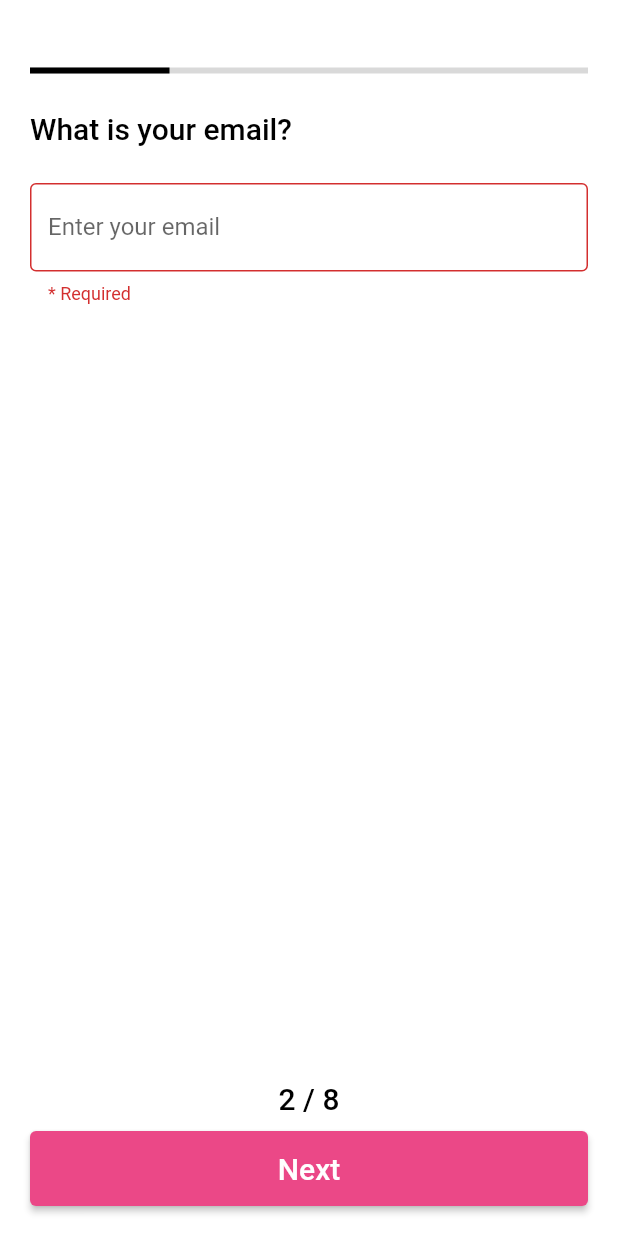
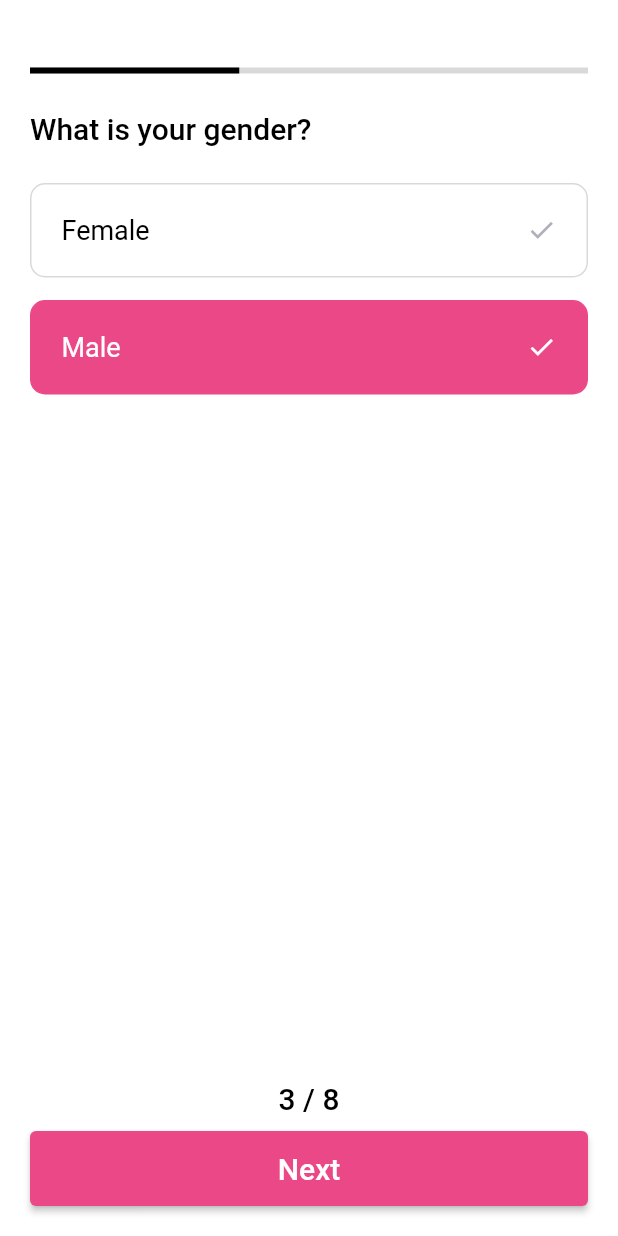
Before and after one commit to handsome0514/flutter-dating-app, a Flutter app: the EmailScreen screen opened directly, after a tap on "Next", on a phone screen of 412 x 824 dp. Run offline on Flutter 3.47's test engine with Material 2 defaults, Android fonts, the phone set to English and light mode, and no system bars; our stand-ins replace form_field_validator, google_fonts.

```diff
--- a/lib/ui/email/email_screen.dart
+++ b/lib/ui/email/email_screen.dart
@@ -2,7 +2,7 @@ import 'package:flutter/material.dart';
 import 'package:bematched/constants/color.dart';
 import 'package:google_fonts/google_fonts.dart';
 import 'package:form_field_validator/form_field_validator.dart';
-import 'package:bematched/ui/email/email_screen.dart';
+import 'package:bematched/ui/gender/gender_screen.dart';
 
 class EmailScreen extends StatefulWidget {
   @override
@@ -95,14 +95,14 @@ class _EmailScreenState extends State<EmailScreen> {
                             style: TextStyle(fontSize: 20),
                           ),
                           onPressed: () {
-                            if (formkey.currentState!.validate()) {
-                              Navigator.push(
-                                context,
-                                MaterialPageRoute(
-                                  builder: (context) => EmailScreen(),
-                                ),
-                              );
-                            }
+                            // if (formkey.currentState!.validate()) {
+                            Navigator.push(
+                              context,
+                              MaterialPageRoute(
+                                builder: (context) => GenderScreen(),
+                              ),
+                            );
+                            // }
                           },
                           style: ElevatedButton.styleFrom(
                             backgroundColor: themeColor,
--- /dev/null
+++ b/lib/ui/gender/gender_screen.dart
@@ -0,0 +1,187 @@
+import 'package:flutter/material.dart';
+import 'package:bematched/constants/color.dart';
+import 'package:bematched/ui/birth/birth_screen.dart';
+
+class GenderScreen extends StatefulWidget {
+  @override
+  _GenderScreenState createState() => _GenderScreenState();
+}
+
+class _GenderScreenState extends State<GenderScreen> {
+  String gender_type = "male";
+  @override
+  void initState() {
+    super.initState();
+  }
+
+  @override
+  Widget build(BuildContext context) {
+    var mq = MediaQuery.of(context).size;
+    return Scaffold(
+      backgroundColor: Colors.white,
+      body: Center(
+        child: Container(
+          child: Padding(
+            padding: const EdgeInsets.all(20.0),
+            child: Column(
+              children: [
+                SizedBox(
+                  height: 25,
+                ),
+                LinearProgressIndicator(
+                  backgroundColor: Color(0xFFD9D9D9),
+                  valueColor: AlwaysStoppedAnimation<Color>(
+                    Colors.black,
+                  ),
+                  value: 0.375,
+                ),
+                SizedBox(
+                  height: 25,
+                ),
+                Align(
+                  alignment: Alignment.centerLeft,
+                  child: Text(
+                    'What is your gender?',
+                    textAlign: TextAlign.left,
+                    style: TextStyle(
+                        fontSize: 20,
+                        color: Colors.black,
+                        fontWeight: FontWeight.w500),
+                  ),
+                ),
+                SizedBox(
+                  height: 25,
+                ),
+                Container(
+                  child: Column(
+                    children: [
+                      InkWell(
+                        onTap: () async {
+                          setState(() {
+                            gender_type = "female";
+                          });
+                        },
+                        child: Container(
+                          padding: const EdgeInsets.all(20.0),
+                          decoration: BoxDecoration(
+                              color: (gender_type == "female")
+                                  ? themeColor
+                                  : Colors.white,
+                              border: Border.all(
+                                  color: (gender_type == "female")
+                                      ? themeColor
+                                      : Color(0xFFD9D9D9)),
+                              borderRadius: BorderRadius.circular(10)),
+                          child: Row(
+                            mainAxisAlignment: MainAxisAlignment.start,
+                            children: [
+                              Text(
+                                "Female",
+                                style: TextStyle(
+                                    fontSize: 18,
+                                    color: (gender_type == "female")
+                                        ? Colors.white
+                                        : Colors.black),
+                              ),
+                              Spacer(),
+                              Icon(
+                                Icons.done,
+                                color: (gender_type == "female")
+                                    ? Colors.white
+                                    : Color(0xFFADAFBB),
+                                size: 20,
+                              )
+                            ],
+                          ),
+                        ),
+                      ),
+                      SizedBox(
+                        height: 15,
+                      ),
+                      InkWell(
+                        onTap: () async {
+                          setState(() {
+                            gender_type = "male";
+                          });
+                        },
+                        child: Container(
+                          padding: const EdgeInsets.all(20.0),
+                          decoration: BoxDecoration(
+                              color: (gender_type == "male")
+                                  ? themeColor
+                                  : Colors.white,
+                              border: Border.all(
+                                  color: (gender_type == "male")
+                                      ? themeColor
+                                      : Color(0xFFD9D9D9)),
+                              borderRadius: BorderRadius.circular(10)),
+                          child: Row(
+                            mainAxisAlignment: MainAxisAlignment.start,
+                            children: [
+                              Text(
+                                "Male",
+                                style: TextStyle(
+                                    fontSize: 18,
+                                    color: (gender_type == "male")
+                                        ? Colors.white
+                                        : Colors.black),
+                              ),
+                              Spacer(),
+                              Icon(
+                                Icons.done,
+                                color: (gender_type == "male")
+                                    ? Colors.white
+                                    : Color(0xFFADAFBB),
+                                size: 20,
+                              )
+                            ],
+                          ),
+                        ),
+                      )
+                    ],
+                  ),
+                ),
+                Spacer(),
+                Column(
+                  mainAxisAlignment: MainAxisAlignment.end,
+                  children: [
+                    SizedBox(
+                      height: 10,
+                    ),
+                    Text(
+                      '3 / 8',
+                      style: TextStyle(
+                          fontSize: 20,
+                          color: Colors.black,
+                          fontWeight: FontWeight.w500),
+                    ),
+                    SizedBox(
+                      height: 10,
+                    ),
+                    ElevatedButton(
+                        child: const Text(
+                          'Next',
+                          style: TextStyle(fontSize: 20),
+                        ),
+                        onPressed: () {
+                          Navigator.push(
+                            context,
+                            MaterialPageRoute(
+                              builder: (context) => BirthScreen(),
+                            ),
+                          );
+                        },
+                        style: ElevatedButton.styleFrom(
+                          backgroundColor: themeColor,
+                          minimumSize: const Size.fromHeight(50),
+                        ))
+                  ],
+                ),
+              ],
+            ),
+          ),
+        ),
+      ),
+    );
+  }
+}
--- a/pubspec.yaml
+++ b/pubspec.yaml
@@ -37,6 +37,7 @@ dependencies:
   cupertino_icons: ^1.0.2
   google_fonts: ^4.0.3
   form_field_validator: ^1.0.1
+  intl: ^0.17.0
 dev_dependencies:
   flutter_test:
     sdk: flutter
```
Also changed, not shown: lib/ui/birth/birth_screen.dart (added, +164 -0 lines), lib/ui/picture/picture_screen.dart (added, +100 -0 lines), pubspec.lock.
